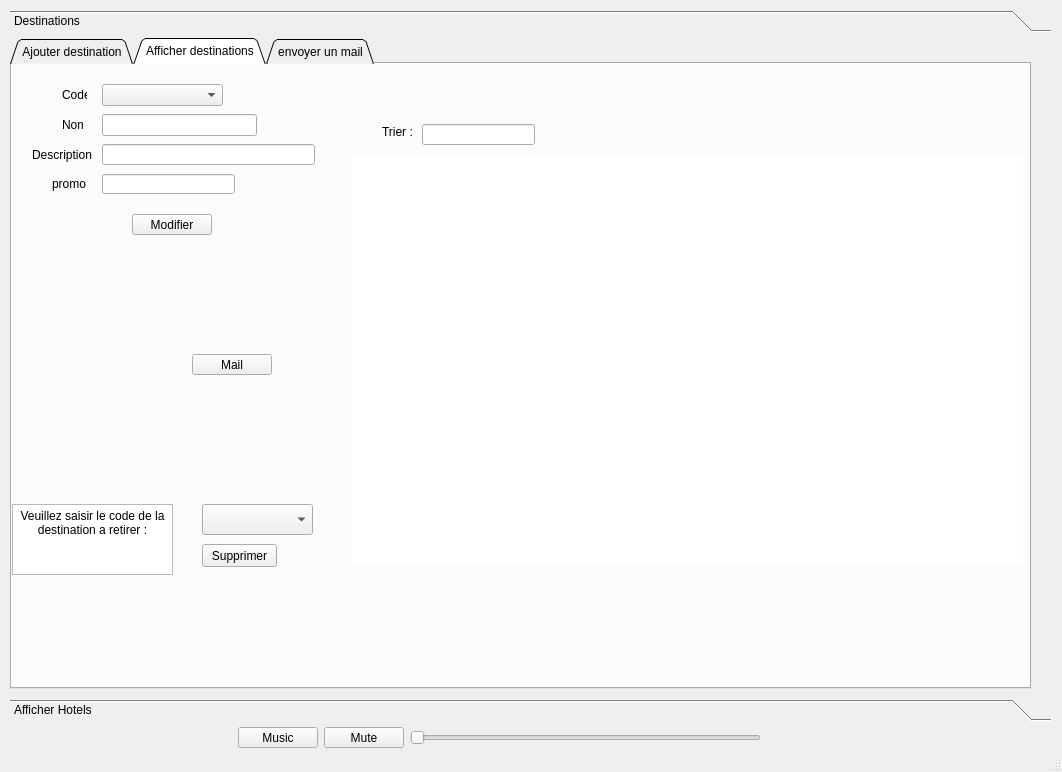
Before: the Qt Designer form FingersCrossed/mainwindow.ui in fatimaabdawa/travelagency, drawn with Qt 5.
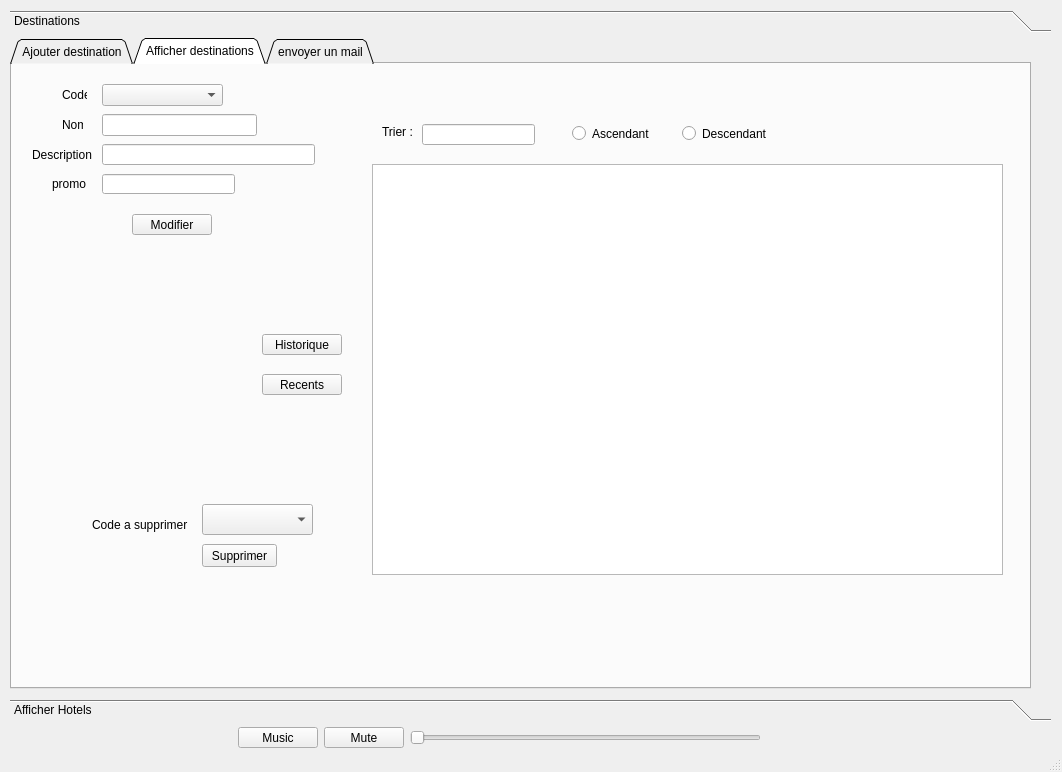
After: the same form once the commit is applied. The open tabs and pages were chosen to show the change. Icons and pictures are not drawn.

Patch:
```diff
--- a/FingersCrossed/mainwindow.ui
+++ b/FingersCrossed/mainwindow.ui
@@ -226,79 +226,6 @@
        <attribute name="title">
         <string>Afficher destinations</string>
        </attribute>
-       <widget class="QTableView" name="tableView">
-        <property name="geometry">
-         <rect>
-          <x>340</x>
-          <y>90</y>
-          <width>671</width>
-          <height>411</height>
-         </rect>
-        </property>
-        <property name="font">
-         <font>
-          <weight>75</weight>
-          <italic>true</italic>
-          <bold>true</bold>
-          <kerning>true</kerning>
-         </font>
-        </property>
-        <property name="mouseTracking">
-         <bool>false</bool>
-        </property>
-        <property name="autoFillBackground">
-         <bool>true</bool>
-        </property>
-        <property name="styleSheet">
-         <string notr="true">QHeaderView::section {
-    background-color: #646464;
-    padding: 4px;
-    font-size: 14pt;
-    border-style: none;
-    border-bottom: 1px solid #fffff8;
-    border-right: 1px solid #fffff8;
-}
-
-QHeaderView::section:horizontal
-{
-    border-top: 1px solid #fffff8;
-}
-
-QHeaderView::section:vertical
-{
-    border-left: 1px solid #fffff8;
-}</string>
-        </property>
-        <property name="frameShape">
-         <enum>QFrame::NoFrame</enum>
-        </property>
-        <property name="editTriggers">
-         <set>QAbstractItemView::AnyKeyPressed|QAbstractItemView::DoubleClicked|QAbstractItemView::EditKeyPressed|QAbstractItemView::SelectedClicked</set>
-        </property>
-        <property name="selectionMode">
-         <enum>QAbstractItemView::SingleSelection</enum>
-        </property>
-        <property name="gridStyle">
-         <enum>Qt::SolidLine</enum>
-        </property>
-       </widget>
-       <widget class="QTextBrowser" name="textBrowser">
-        <property name="geometry">
-         <rect>
-          <x>0</x>
-          <y>440</y>
-          <width>161</width>
-          <height>71</height>
-         </rect>
-        </property>
-        <property name="html">
-         <string>&lt;!DOCTYPE HTML PUBLIC &quot;-//W3C//DTD HTML 4.0//EN&quot; &quot;http://www.w3.org/TR/REC-html40/strict.dtd&quot;&gt;
-&lt;html&gt;&lt;head&gt;&lt;meta name=&quot;qrichtext&quot; content=&quot;1&quot; /&gt;&lt;style type=&quot;text/css&quot;&gt;
-p, li { white-space: pre-wrap; }
-&lt;/style&gt;&lt;/head&gt;&lt;body style=&quot; font-family:'MS Shell Dlg 2'; font-size:8.25pt; font-weight:400; font-style:normal;&quot;&gt;
-&lt;p align=&quot;center&quot; style=&quot; margin-top:0px; margin-bottom:0px; margin-left:0px; margin-right:0px; -qt-block-indent:0; text-indent:0px;&quot;&gt;&lt;span style=&quot; font-family:'MS Shell Dlg 2'; font-size:9pt;&quot;&gt;Veuillez saisir le code de la destination a retirer :&lt;/span&gt;&lt;/p&gt;&lt;/body&gt;&lt;/html&gt;</string>
-        </property>
-       </widget>
        <widget class="QLineEdit" name="description_amodifier">
         <property name="geometry">
          <rect>
@@ -459,19 +386,6 @@
          <string>Trier :</string>
         </property>
        </widget>
-       <widget class="QPushButton" name="mail_button">
-        <property name="geometry">
-         <rect>
-          <x>180</x>
-          <y>290</y>
-          <width>80</width>
-          <height>21</height>
-         </rect>
-        </property>
-        <property name="text">
-         <string>Mail</string>
-        </property>
-       </widget>
        <widget class="QComboBox" name="code_asupprimer">
         <property name="geometry">
          <rect>
@@ -482,6 +396,91 @@
          </rect>
         </property>
        </widget>
+       <widget class="QRadioButton" name="ascendingtr">
+        <property name="geometry">
+         <rect>
+          <x>560</x>
+          <y>60</y>
+          <width>84</width>
+          <height>19</height>
+         </rect>
+        </property>
+        <property name="text">
+         <string>Ascendant</string>
+        </property>
+       </widget>
+       <widget class="QRadioButton" name="descendingtr">
+        <property name="geometry">
+         <rect>
+          <x>670</x>
+          <y>60</y>
+          <width>84</width>
+          <height>19</height>
+         </rect>
+        </property>
+        <property name="text">
+         <string>Descendant</string>
+        </property>
+       </widget>
+       <widget class="QTextBrowser" name="textBrowser">
+        <property name="geometry">
+         <rect>
+          <x>360</x>
+          <y>100</y>
+          <width>631</width>
+          <height>411</height>
+         </rect>
+        </property>
+       </widget>
+       <widget class="QPushButton" name="historique">
+        <property name="geometry">
+         <rect>
+          <x>250</x>
+          <y>270</y>
+          <width>80</width>
+          <height>21</height>
+         </rect>
+        </property>
+        <property name="text">
+         <string>Historique</string>
+        </property>
+       </widget>
+       <widget class="QPushButton" name="historique_2">
+        <property name="geometry">
+         <rect>
+          <x>250</x>
+          <y>310</y>
+          <width>80</width>
+          <height>21</height>
+         </rect>
+        </property>
+        <property name="text">
+         <string>Recents</string>
+        </property>
+       </widget>
+       <widget class="QTableView" name="tableView">
+        <property name="geometry">
+         <rect>
+          <x>360</x>
+          <y>100</y>
+          <width>631</width>
+          <height>411</height>
+         </rect>
+        </property>
+       </widget>
+       <widget class="QLabel" name="label_16">
+        <property name="geometry">
+         <rect>
+          <x>80</x>
+          <y>450</y>
+          <width>101</width>
+          <height>21</height>
+         </rect>
+        </property>
+        <property name="text">
+         <string>Code a supprimer</string>
+        </property>
+       </widget>
        <zorder>Background2</zorder>
        <zorder>tableView</zorder>
        <zorder>textBrowser</zorder>
```
Left out of the diff: 45 changed lines with no effect on the pictures.
